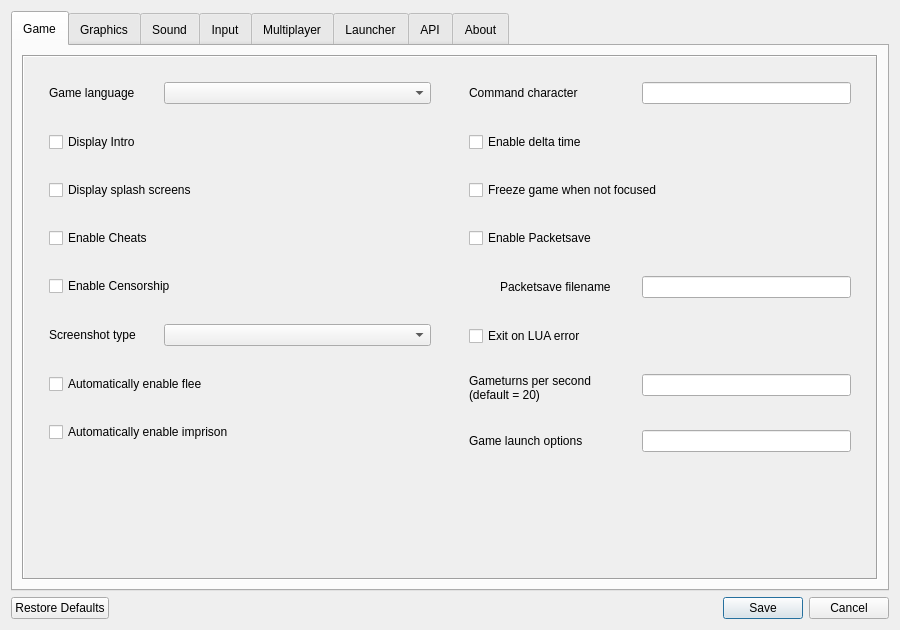
First picture: the form in ui/settingsdialog.ui, repository dkfans/keeperfx-launcher-qt, before the edit.
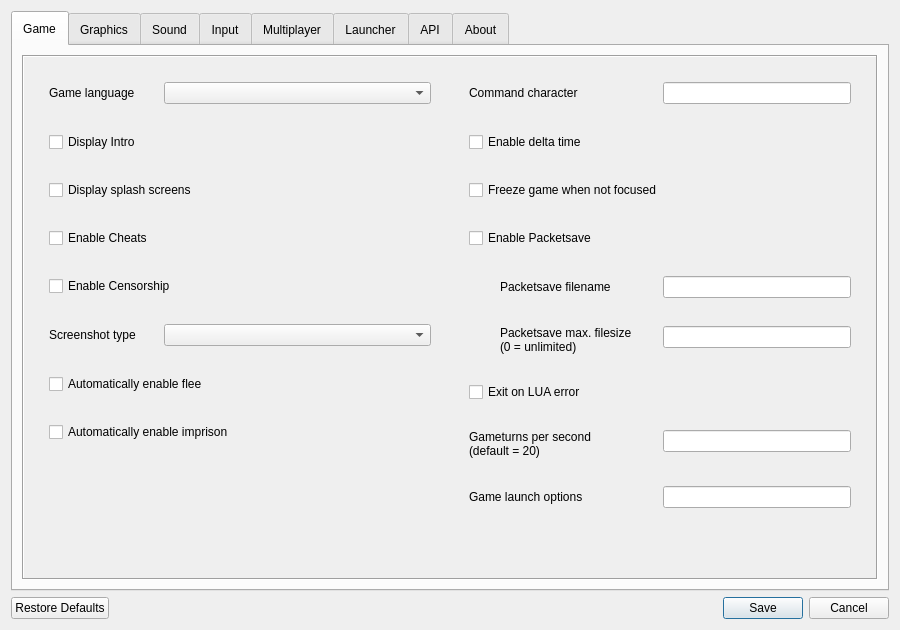
Second picture: the form after the edit. Icons and pictures are not drawn.

Commit message: add 'PACKETSAVE_MAX_SIZE' setting

The edit to the form file:
```diff
--- a/ui/settingsdialog.ui
+++ b/ui/settingsdialog.ui
@@ -71,8 +71,8 @@
            <rect>
             <x>0</x>
             <y>0</y>
-            <width>856</width>
-            <height>522</height>
+            <width>842</width>
+            <height>533</height>
            </rect>
           </property>
           <layout class="QHBoxLayout" name="horizontalLayout_5" stretch="1,1">
@@ -234,7 +234,7 @@
               <item row="4" column="1">
                <widget class="QLineEdit" name="lineEditPackSaveFileName"/>
               </item>
-              <item row="6" column="0">
+              <item row="7" column="0">
                <widget class="QLabel" name="labelGameturns">
                 <property name="text">
                  <string comment="Textinput Title Label">Gameturns per second
@@ -245,27 +245,27 @@
                 </property>
                </widget>
               </item>
-              <item row="6" column="1">
+              <item row="7" column="1">
                <widget class="QLineEdit" name="lineEditGameturns"/>
               </item>
-              <item row="7" column="0">
+              <item row="8" column="0">
                <widget class="QLabel" name="labelLaunchOptions">
                 <property name="text">
                  <string comment="Textinput Title Label">Game launch options</string>
                 </property>
                </widget>
               </item>
-              <item row="7" column="1">
+              <item row="8" column="1">
                <widget class="QLineEdit" name="lineEditLaunchOptions"/>
               </item>
-              <item row="8" column="0">
+              <item row="9" column="0">
                <spacer name="verticalSpacer_4">
                 <property name="orientation">
                  <enum>Qt::Orientation::Vertical</enum>
                 </property>
                 <property name="sizeHint" stdset="0">
                  <size>
-                  <width>1</width>
+                  <width>0</width>
                   <height>0</height>
                  </size>
                 </property>
@@ -292,13 +292,30 @@
                 </property>
                </widget>
               </item>
-              <item row="5" column="0" colspan="2">
+              <item row="6" column="0" colspan="2">
                <widget class="QCheckBox" name="checkBoxExitOnLuaError">
                 <property name="text">
                  <string comment="Checkbox Toggle">Exit on LUA error</string>
                 </property>
                </widget>
               </item>
+              <item row="5" column="0">
+               <widget class="QLabel" name="labelPacketSaveMaxFilesize">
+                <property name="styleSheet">
+                 <string notr="true">margin-left: 28px;</string>
+                </property>
+                <property name="text">
+                 <string comment="Textinput Title Label">Packetsave max. filesize
+(0 = unlimited)</string>
+                </property>
+                <property name="wordWrap">
+                 <bool>true</bool>
+                </property>
+               </widget>
+              </item>
+              <item row="5" column="1">
+               <widget class="QLineEdit" name="lineEditPacketSaveMaxFilesize"/>
+              </item>
              </layout>
             </widget>
            </item>
```
The commit also changes 2 other files.
